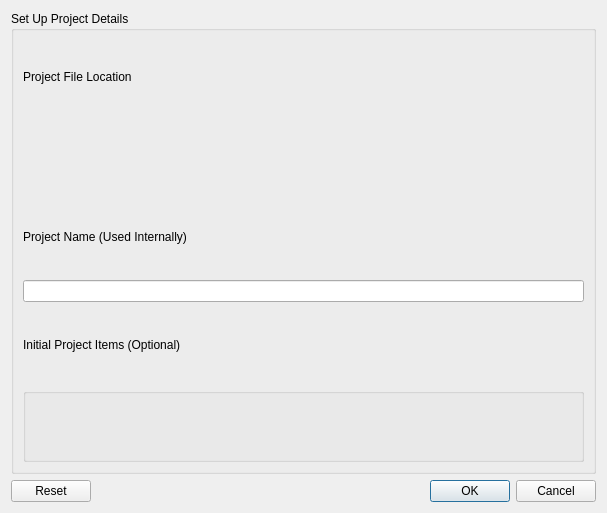
The window that gxbdev/GxCreateProjectWindow.ui (osirisgothra/gxbh) describes before a commit, drawn with Qt 5.
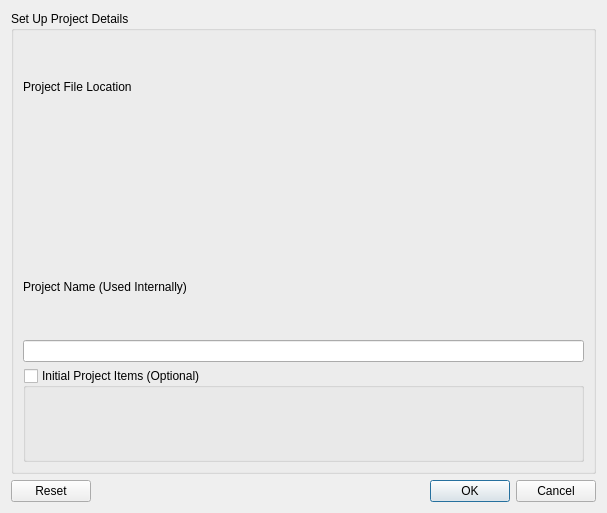
The same window after the commit. Custom widgets are drawn as their Qt base class.

What changed in the file:
```diff
--- a/gxbdev/GxCreateProjectWindow.ui
+++ b/gxbdev/GxCreateProjectWindow.ui
@@ -21,7 +21,7 @@
      </property>
      <layout class="QHBoxLayout" name="horizontalLayout">
       <item>
-       <layout class="QVBoxLayout" name="verticalLayout_2" stretch="0,0,0,0,0,0">
+       <layout class="QVBoxLayout" name="verticalLayout_2" stretch="0,0,0,0,0">
         <item>
          <widget class="QLabel" name="projectFileLabel">
           <property name="text">
@@ -51,15 +51,21 @@
          </widget>
         </item>
         <item>
-         <widget class="QLabel" name="projectNameLabel_2">
-          <property name="text">
+         <widget class="KEditListBox" name="epi">
+          <property name="title">
            <string>Initial Project Items (Optional)</string>
           </property>
+          <property name="flat">
+           <bool>true</bool>
+          </property>
+          <property name="checkable">
+           <bool>true</bool>
+          </property>
+          <property name="checked">
+           <bool>false</bool>
+          </property>
          </widget>
         </item>
-        <item>
-         <widget class="KEditListBox" name="epi"/>
-        </item>
        </layout>
       </item>
      </layout>
```
Left out of the diff: 14 changed lines with no effect on the pictures.
